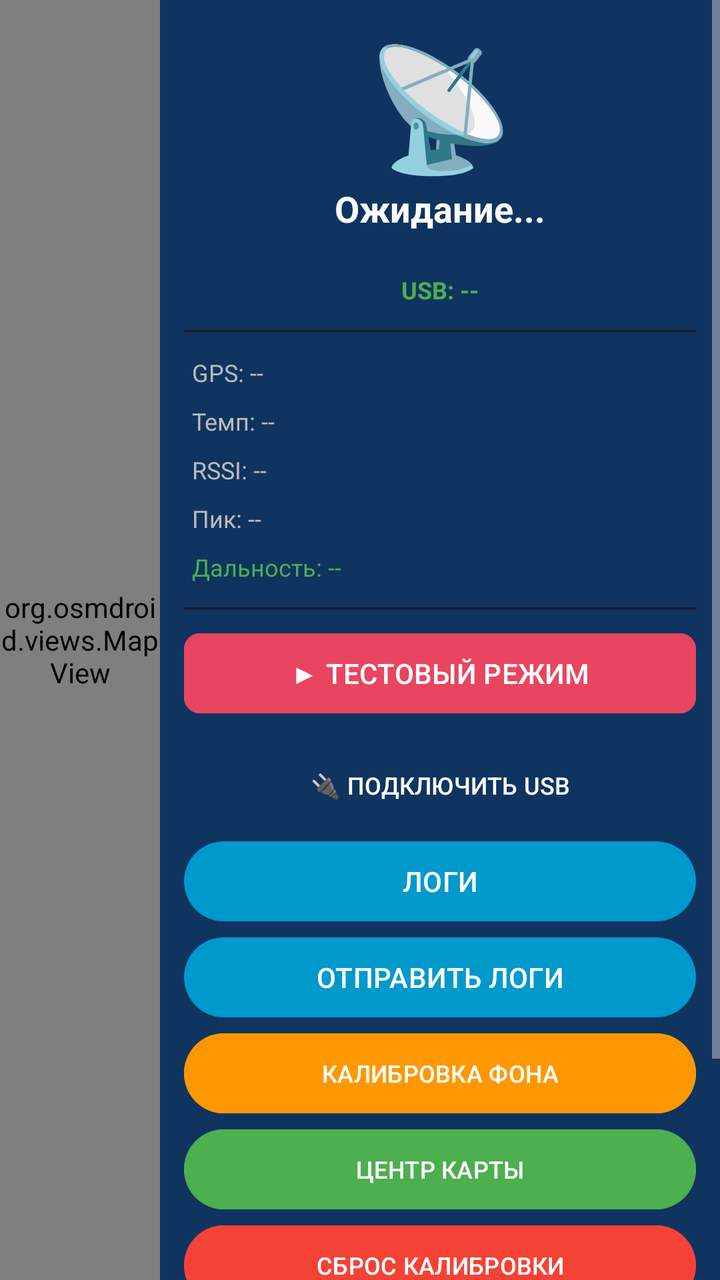
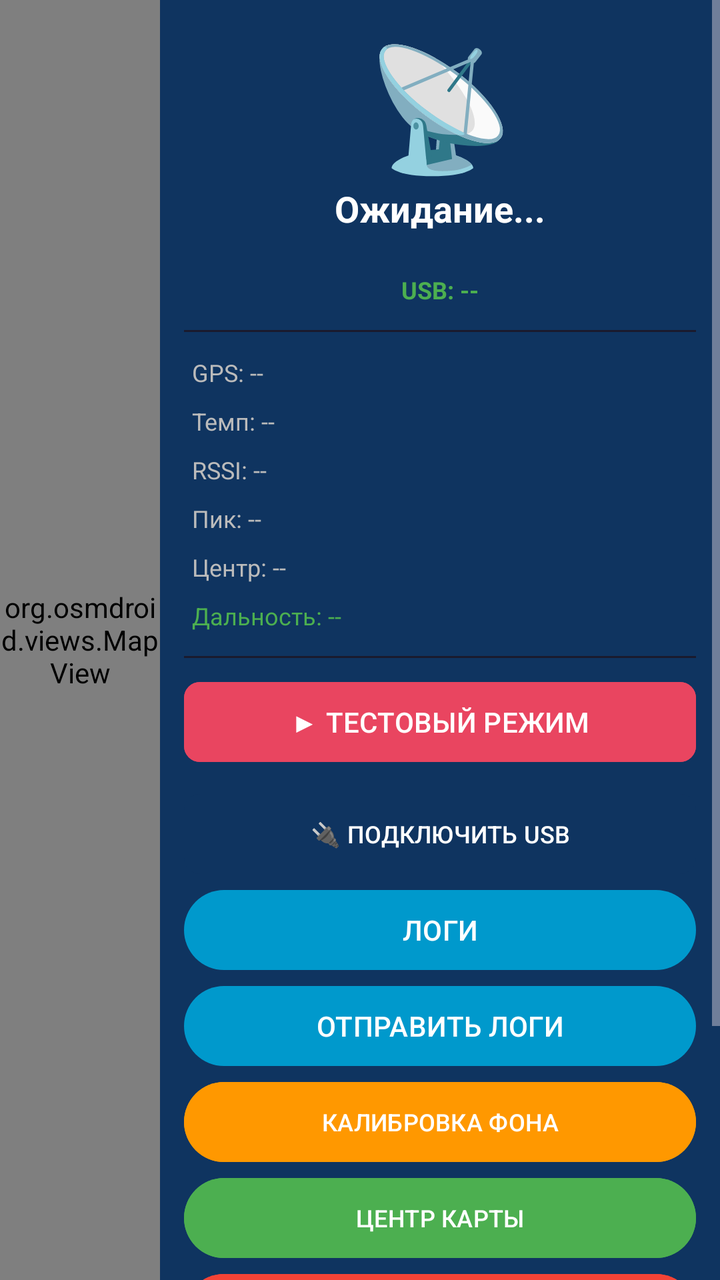

Compare the two renders of this Android layout. The source of the first and the diff that turns it into the second are given below.
<!-- AndroidManifest.xml: application theme Theme.LoRaTracker -->
<!-- res/layout/activity_main.xml -->
<?xml version="1.0" encoding="utf-8"?>
<androidx.constraintlayout.widget.ConstraintLayout
    xmlns:android="http://schemas.android.com/apk/res/android"
    xmlns:app="http://schemas.android.com/apk/res-auto"
    android:layout_width="match_parent"
    android:layout_height="match_parent">

    <org.osmdroid.views.MapView
        android:id="@+id/mapView"
        android:layout_width="0dp"
        android:layout_height="0dp"
        android:background="#0000FF"
        app:layout_constraintBottom_toBottomOf="parent"
        app:layout_constraintEnd_toStartOf="@id/infoPanel"
        app:layout_constraintStart_toStartOf="parent"
        app:layout_constraintTop_toTopOf="parent" />

    <ScrollView
        android:id="@+id/infoPanel"
        android:layout_width="280dp"
        android:layout_height="0dp"
        android:background="#0F3460"
        app:layout_constraintBottom_toBottomOf="parent"
        app:layout_constraintEnd_toEndOf="parent"
        app:layout_constraintTop_toTopOf="parent">

        <LinearLayout
            android:layout_width="match_parent"
            android:layout_height="wrap_content"
            android:orientation="vertical"
            android:padding="12dp">

            <TextView
                android:id="@+id/objectEmoji"
                android:layout_width="match_parent"
                android:layout_height="80dp"
                android:gravity="center"
                android:text="📡"
                android:textSize="60sp" />

            <TextView
                android:id="@+id/objectName"
                android:layout_width="match_parent"
                android:layout_height="wrap_content"
                android:gravity="center"
                android:text="Ожидание..."
                android:textColor="#FFFFFF"
                android:textSize="18sp"
                android:textStyle="bold" />

            <TextView
                android:id="@+id/objectDescription"
                android:layout_width="match_parent"
                android:layout_height="wrap_content"
                android:gravity="center"
                android:text=""
                android:textColor="#AAAAAA"
                android:textSize="12sp" />

            <TextView
                android:id="@+id/usbStatusText"
                android:layout_width="match_parent"
                android:layout_height="wrap_content"
                android:gravity="center"
                android:padding="4dp"
                android:text="USB: --"
                android:textColor="#4CAF50"
                android:textSize="12sp"
                android:textStyle="bold" />

            <TextView
                android:id="@+id/distanceText"
                android:layout_width="match_parent"
                android:layout_height="wrap_content"
                android:gravity="center"
                android:text=""
                android:textColor="#FF9800"
                android:textSize="14sp"
                android:textStyle="bold"
                android:visibility="gone" />

            <View
                android:layout_width="match_parent"
                android:layout_height="1dp"
                android:layout_marginVertical="8dp"
                android:background="#1A1A2E" />

            <TextView
                android:id="@+id/gpsStatus"
                android:layout_width="match_parent"
                android:layout_height="wrap_content"
                android:padding="4dp"
                android:text="GPS: --"
                android:textColor="#BBBBBB"
                android:textSize="12sp" />

            <TextView
                android:id="@+id/tempText"
                android:layout_width="match_parent"
                android:layout_height="wrap_content"
                android:padding="4dp"
                android:text="Темп: --"
                android:textColor="#BBBBBB"
                android:textSize="12sp" />

            <TextView
                android:id="@+id/rssiText"
                android:layout_width="match_parent"
                android:layout_height="wrap_content"
                android:padding="4dp"
                android:text="RSSI: --"
                android:textColor="#BBBBBB"
                android:textSize="12sp" />

            <TextView
                android:id="@+id/peakFreqText"
                android:layout_width="match_parent"
                android:layout_height="wrap_content"
                android:padding="4dp"
                android:text="Пик: --"
                android:textColor="#BBBBBB"
                android:textSize="12sp" />

            <TextView
                android:id="@+id/maxRangeText"
                android:layout_width="match_parent"
                android:layout_height="wrap_content"
                android:padding="4dp"
                android:text="Дальность: --"
                android:textColor="#4CAF50"
                android:textSize="12sp" />

            <View
                android:layout_width="match_parent"
                android:layout_height="1dp"
                android:layout_marginVertical="8dp"
                android:background="#1A1A2E" />

            <com.google.android.material.button.MaterialButton
                android:id="@+id/testModeButton"
                android:layout_width="match_parent"
                android:layout_height="wrap_content"
                android:backgroundTint="#E94560"
                android:text="▶ ТЕСТОВЫЙ РЕЖИМ"
                android:textColor="#FFFFFF"
                android:textSize="14sp"
                app:cornerRadius="8dp" />

            <com.google.android.material.button.MaterialButton
                android:id="@+id/usbConnectButton"
                android:layout_width="match_parent"
                android:layout_height="wrap_content"
                android:layout_marginTop="8dp"
                android:backgroundTint="#0F3460"
                android:text="🔌 ПОДКЛЮЧИТЬ USB"
                android:textColor="#FFFFFF"
                android:textSize="12sp"
                app:cornerRadius="8dp" />

            <Button
                android:id="@+id/showLogsButton"
                android:layout_width="match_parent"
                android:layout_height="wrap_content"
                android:text="ЛОГИ" />

            <Button
                android:id="@+id/shareLogsButton"
                android:layout_width="match_parent"
                android:layout_height="wrap_content"
                android:text="ОТПРАВИТЬ ЛОГИ" />

            <Button
                android:id="@+id/calibrateButton"
                android:layout_width="match_parent"
                android:layout_height="wrap_content"
                android:backgroundTint="#FF9800"
                android:text="КАЛИБРОВКА ФОНА"
                android:textColor="#FFFFFF"
                android:textSize="12sp" />

            <Button
                android:id="@+id/centerMapButton"
                android:layout_width="match_parent"
                android:layout_height="wrap_content"
                android:backgroundTint="#4CAF50"
                android:text="ЦЕНТР КАРТЫ"
                android:textColor="#FFFFFF"
                android:textSize="12sp" />

            <Button
                android:id="@+id/resetCalibrateButton"
                android:layout_width="match_parent"
                android:layout_height="wrap_content"
                android:text="СБРОС КАЛИБРОВКИ"
                android:backgroundTint="#F44336"
                android:textColor="#FFFFFF"
                android:textSize="12sp" />

            <ToggleButton
                android:id="@+id/demoToggle"
                android:layout_width="wrap_content"
                android:layout_height="wrap_content"
                android:textOn="ДЕМО: ВКЛ"
                android:textOff="ДЕМО: ВЫКЛ"
                android:backgroundTint="#FF9800"
                android:textColor="#FFFFFF"
                android:layout_margin="8dp" />

            <View
                android:layout_width="match_parent"
                android:layout_height="1dp"
                android:layout_marginVertical="8dp"
                android:background="#1A1A2E" />

            <TextView
                android:id="@+id/jammerStatus"
                android:layout_width="match_parent"
                android:layout_height="wrap_content"
                android:text="РЭБ: авто (устройство)"
                android:textColor="#4CAF50"
                android:textSize="12sp"
                android:gravity="center"
                android:padding="4dp" />

        </LinearLayout>
    </ScrollView>

</androidx.constraintlayout.widget.ConstraintLayout>
<!-- resources referenced by this layout -->
<resources>
  <style name="Theme.LoRaTracker" parent="Theme.Material3.Dark.NoActionBar">
          <item name="colorPrimary">@android:color/holo_blue_dark</item>
          <item name="colorPrimaryVariant">@android:color/holo_blue_light</item>
          <item name="colorOnPrimary">@android:color/white</item>
      </style>
</resources>

<!-- the commit's change to res/layout/activity_main.xml (unified diff, before → after) -->
@@ -122,6 +122,15 @@
                 android:textSize="12sp" />
 
             <TextView
+                android:id="@+id/centroidText"
+                android:layout_width="match_parent"
+                android:layout_height="wrap_content"
+                android:padding="4dp"
+                android:text="Центр: --"
+                android:textColor="#BBBBBB"
+                android:textSize="12sp" />
+
+            <TextView
                 android:id="@+id/maxRangeText"
                 android:layout_width="match_parent"
                 android:layout_height="wrap_content"
